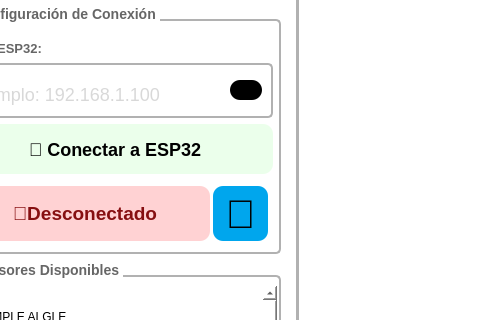
Above: SensoraCore/SC_DesktopApp/Main/mainWindow.ui from YamithR/SensoraCore before the change; both pictures show x 89 to 569 and y 108 to 428 of the 1236 by 758 pixel window. Below: the same form after it.
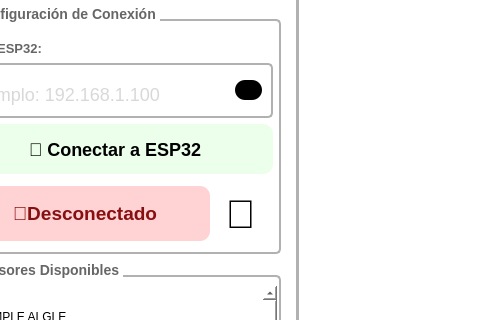
That is the form after the change.

```diff
--- a/SensoraCore/SC_DesktopApp/Main/mainWindow.ui
+++ b/SensoraCore/SC_DesktopApp/Main/mainWindow.ui
@@ -306,7 +306,7 @@
                  <widget class="QPushButton" name="Terminal">
                   <property name="minimumSize">
                    <size>
-                    <width>20</width>
+                    <width>27</width>
                     <height>20</height>
                    </size>
                   </property>
@@ -338,7 +338,7 @@
 }</string>
                   </property>
                   <property name="text">
-                   <string/>
+                   <string>_</string>
                   </property>
                  </widget>
                 </item>
@@ -455,13 +455,13 @@
                    <enum>Qt::LayoutDirection::LeftToRight</enum>
                   </property>
                   <property name="styleSheet">
-                   <string notr="true">background-color: rgb(0, 166, 237);
+                   <string notr="true">background-color: rgba(255, 255, 255, 0);
 font-size:40px;
 text-align: center;
 </string>
                   </property>
                   <property name="text">
-                   <string>🔄️</string>
+                   <string>🔻</string>
                   </property>
                   <property name="checkable">
                    <bool>false</bool>
```
Left out of the diff: 4 changed lines with no effect on the pictures.
